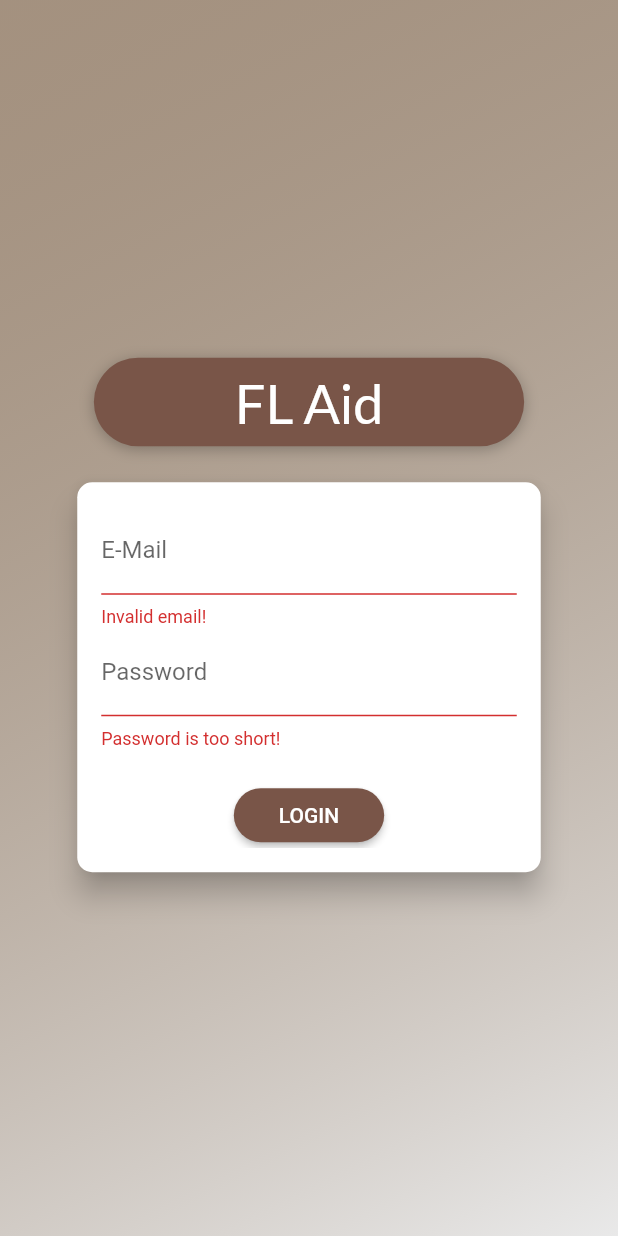
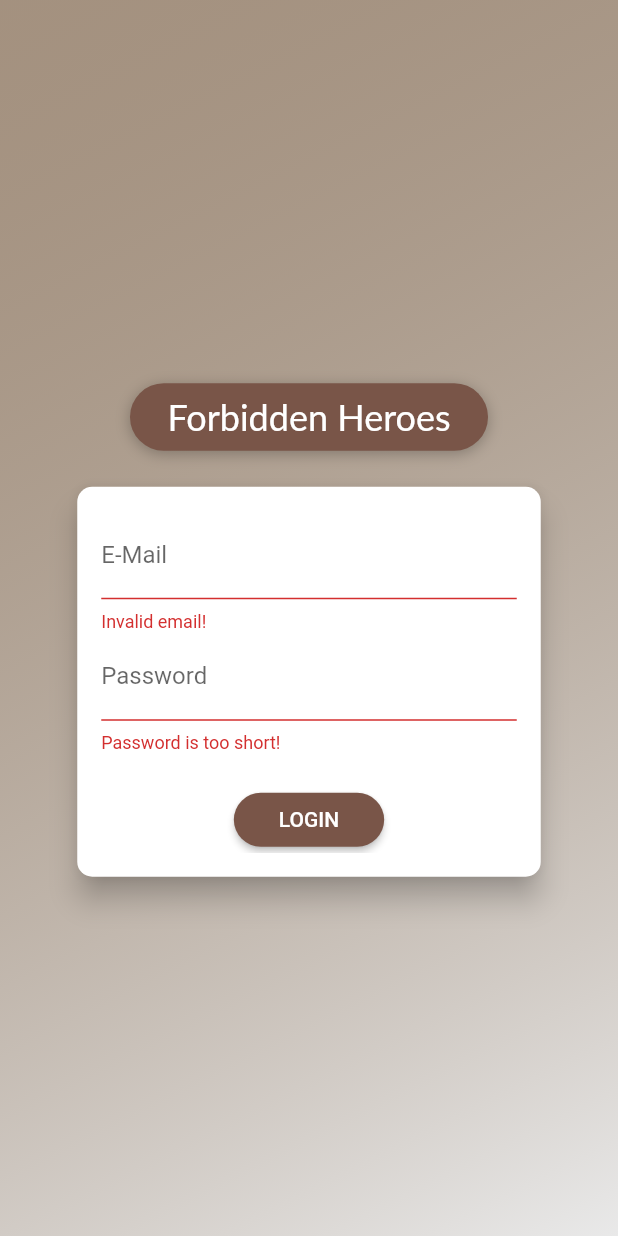
Before and after one commit to littlesvensson/forbidden_lands, a Flutter app: the screen it shows after launch, after a tap on "LOGIN", on a phone screen of 412 x 824 dp. Run offline on Flutter 3.47's test engine with Material 2 defaults, Android fonts, the phone set to English and light mode, and no system bars; our stand-ins replace firebase_core, flutter_dotenv, shared_preferences; accounts and stored records are empty; network calls fail; Roboto replaces fonts that are missing (Lato).

Commit message:
DMzone added

```diff
--- a/lib/main.dart
+++ b/lib/main.dart
@@ -1,24 +1,29 @@
 import 'package:flutter/material.dart';
 import 'package:flutter_dotenv/flutter_dotenv.dart' as DotEnv;
 import 'package:firebase_core/firebase_core.dart';
-import 'package:forbidden_lands/screens/dash_screen.dart';
-import 'package:forbidden_lands/screens/edit_character_screen.dart';
-import 'package:forbidden_lands/screens/temp_screen.dart';
 import 'package:provider/provider.dart';
+
+import './providers/auth.dart';
+import './providers/dungeon_master_provider.dart';
+import './providers/games_provider.dart';
+import './screens/auth_screen.dart';
+import './screens/dash_screen.dart';
+import './screens/dm_zone_screen.dart';
+import './screens/edit_character_screen.dart';
 import 'firebase_options.dart';
-
-import './screens/auth_screen.dart';
-import './providers/auth.dart';
 
 Future main() async {
   WidgetsFlutterBinding.ensureInitialized(); // added line
   await DotEnv.load(fileName: '.env');
+
+  if (Firebase.apps.length == 0) {
     try {
       await Firebase.initializeApp(
         options: DefaultFirebaseOptions.currentPlatform,
       );
     } catch (e) {
       print('Error initializing Firebase: $e');
+    }
   }
   runApp(MyApp());
 }
@@ -30,6 +35,12 @@ class MyApp extends StatelessWidget {
         providers: [
           ChangeNotifierProvider.value(
             value: Auth(),
+          ),
+          ChangeNotifierProvider.value(
+            value: GamesProvider(),
+          ),
+          ChangeNotifierProvider.value(
+            value: DungeonMasterProvider(),
           ),
         ],
         child: Consumer<Auth>(
@@ -50,9 +61,9 @@ class MyApp extends StatelessWidget {
               ),
               home: auth.isAuth ? DashScreen(auth.token, auth.userId) : AuthScreen(),
               routes: {
-                TempScreen.routeName: ((ctx) => TempScreen()),
                 DashScreen.routeName: ((ctx) => DashScreen(auth.token, auth.userId)),
                 EditCharacterScreen.routeName: ((ctx) => EditCharacterScreen(auth.token, auth.userId)),
+                DmZoneScreen.routeName: (((context) => DmZoneScreen())),
               }),
         ));
   }
--- /dev/null
+++ b/lib/models/game.dart
@@ -0,0 +1,8 @@
+import 'package:flutter/material.dart';
+
+class Game {
+  String name;
+  String password;
+
+  Game({@required this.name, @required this.password});
+}
--- a/lib/providers/auth.dart
+++ b/lib/providers/auth.dart
@@ -21,7 +21,6 @@ class Auth with ChangeNotifier {
   }
 
   String get token {
-    print('token from get token: $_token');
     if (_expiryDate != null && _expiryDate.isAfter(DateTime.now()) && _token != null) {
       return _token;
     }
@@ -62,7 +61,6 @@ class Auth with ChangeNotifier {
           'expiryDate': _expiryDate.toIso8601String(),
         },
       );
-      print('extractedUserData: $userData');
       prefs.setString('userData', userData);
     } catch (error) {
       throw error;
--- /dev/null
+++ b/lib/providers/dungeon_master_provider.dart
@@ -0,0 +1,15 @@
+import 'package:flutter/material.dart';
+
+class DungeonMasterProvider with ChangeNotifier {
+  String _nickname = "Hello";
+
+  void updateNickname(String newNickname) {
+    _nickname = newNickname;
+
+    notifyListeners();
+  }
+
+  String get nickname {
+    return _nickname;
+  }
+}
--- a/lib/screens/auth_screen.dart
+++ b/lib/screens/auth_screen.dart
@@ -41,8 +41,8 @@ class AuthScreen extends StatelessWidget {
                 children: <Widget>[
                   Flexible(
                     child: Container(
-                      margin: EdgeInsets.only(bottom: 20.0),
-                      padding: EdgeInsets.symmetric(vertical: 8.0, horizontal: 94.0),
+                      margin: EdgeInsets.all(20.0),
+                      padding: EdgeInsets.symmetric(vertical: 8.0, horizontal: 25.0),
                       decoration: BoxDecoration(
                         borderRadius: BorderRadius.circular(30),
                         color: Colors.brown,
@@ -55,10 +55,10 @@ class AuthScreen extends StatelessWidget {
                         ],
                       ),
                       child: Text(
-                        'FL Aid',
+                        'Forbidden Heroes',
                         style: TextStyle(
                           color: Colors.white,
-                          fontSize: 36,
+                          fontSize: 24,
                           fontFamily: 'Lato',
                           fontWeight: FontWeight.normal,
                         ),
@@ -146,6 +146,7 @@ class _AuthCardState extends State<AuthCard> {
       }
       _showErrorDialog(errorMessage);
     } catch (error) {
+      print(error);
       const errorMessage = 'Could not authenticate you. Please try again later.';
       _showErrorDialog(errorMessage);
     }
--- a/lib/screens/dash_screen.dart
+++ b/lib/screens/dash_screen.dart
@@ -28,10 +28,8 @@ class _DashScreenState extends State<DashScreen> {
   _DashScreenState(this.authToken, this.userId);
 
   Future<void> _fetchCharacters() async {
-    print('authToken: ');
-    print(authToken);
     final url = Uri.parse(
-        'https://forbidden-lands-9083c-default-rtdb.europe-west1.firebasedatabase.app/$userId/characters.json?auth=$authToken');
+        'https://forbidden-lands-9083c-default-rtdb.europe-west1.firebasedatabase.app/users/$userId/characters.json?auth=$authToken');
     final response = await http.get(url);
     if (response.statusCode == 200) {
       final data = json.decode(response.body);
--- a/lib/screens/edit_character_screen.dart
+++ b/lib/screens/edit_character_screen.dart
@@ -1,6 +1,5 @@
 import 'dart:convert';
 
-import 'package:flutter/cupertino.dart';
 import 'package:flutter/material.dart';
 import 'package:http/http.dart' as http;
 
@@ -40,7 +39,7 @@ class _EditCharacterScreenState extends State<EditCharacterScreen> {
     if (_formKey.currentState.validate()) {
       _formKey.currentState.save();
       final url = Uri.parse(
-          'https://forbidden-lands-9083c-default-rtdb.europe-west1.firebasedatabase.app/$userId/characters.json?auth=$authToken');
+          'https://forbidden-lands-9083c-default-rtdb.europe-west1.firebasedatabase.app/users/$userId/characters.json?auth=$authToken');
       final response = await http.post(url,
           body: json.encode({
             'name': _name,
--- a/lib/widgets/main_drawer.dart
+++ b/lib/widgets/main_drawer.dart
@@ -1,7 +1,4 @@
 import 'package:flutter/material.dart';
-import 'package:flutter/src/foundation/key.dart';
-import 'package:flutter/src/widgets/container.dart';
-import 'package:flutter/src/widgets/framework.dart';
 
 class MainDrawer extends StatelessWidget {
   const MainDrawer({Key key}) : super(key: key);
```
Also changed, not shown: lib/models/dungeon_master.dart (added, +7 -0 lines), lib/providers/games_provider.dart (added, +86 -0 lines), lib/screens/dm_zone_screen.dart (+144 -6 lines), lib/screens/temp_screen.dart (deleted, +0 -62 lines), 1 other file. Lines whose indentation alone changed are shown as unchanged.
